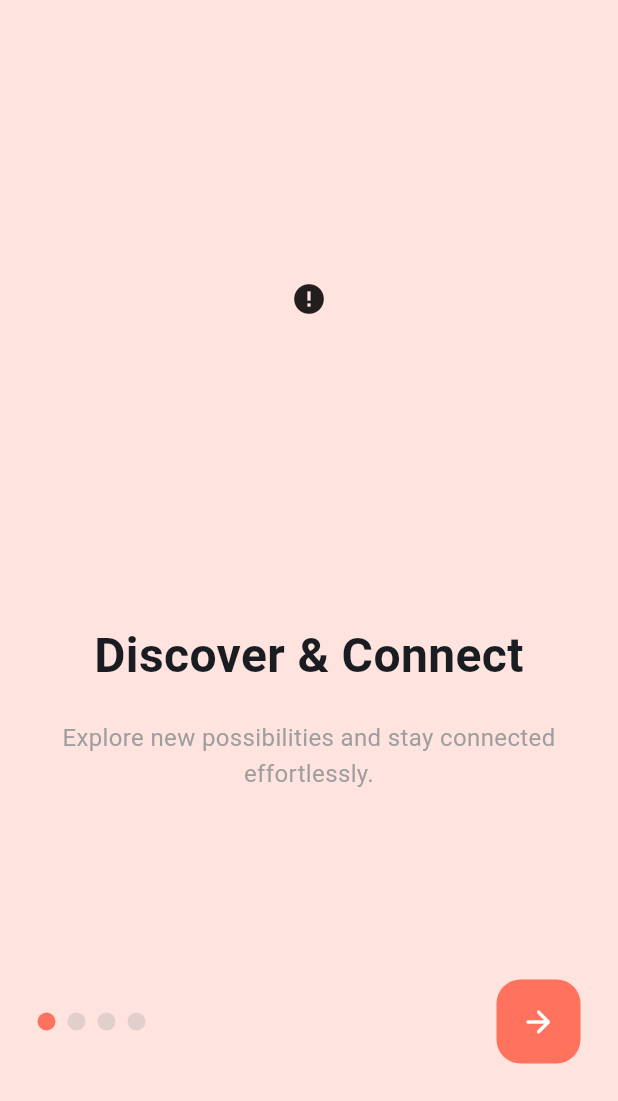
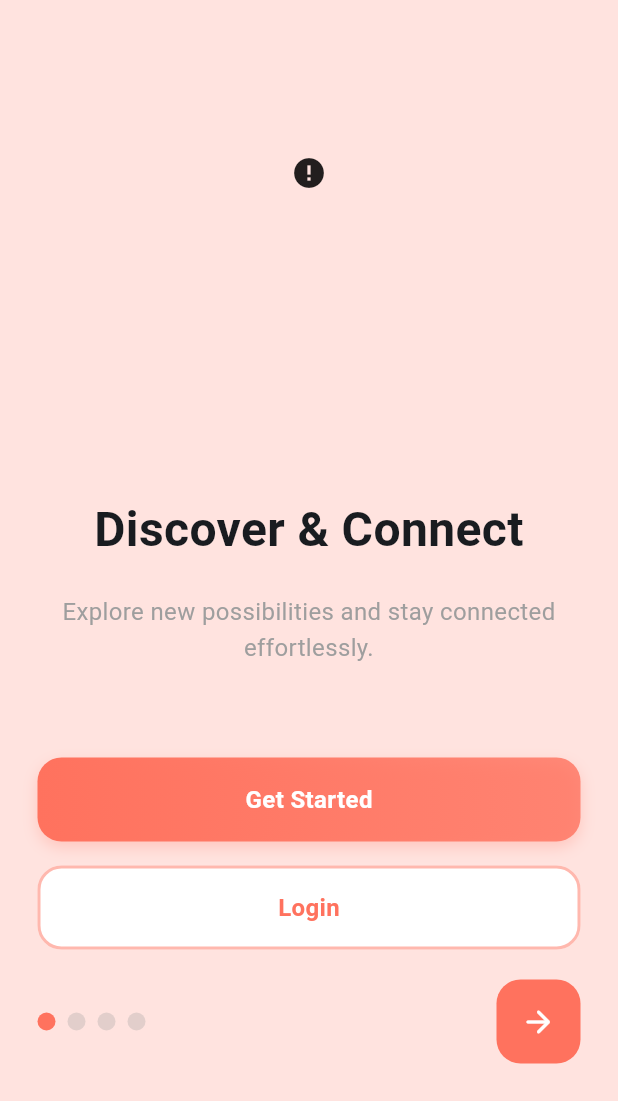
Before and after one commit to khayson/todo_app, a Flutter app: the screen it shows after launch, on a phone screen of 412 x 824 dp, the part 135-1236 px from its top. Run offline on Flutter 3.47's test engine with Material 3 defaults, Android fonts, the phone set to English and light mode, and no system bars; drawn by our look-alikes of cached_network_image; our stand-ins replace firebase_core, shared_preferences; accounts and stored records are empty; network calls fail.

Commit message:
Add welcome buttons to welcome screen page view

```diff
--- a/lib/screens/welcome_screen.dart
+++ b/lib/screens/welcome_screen.dart
@@ -8,6 +8,7 @@ import 'models/page_item.dart';
 import 'widgets/action_button.dart';
 import 'widgets/mascot_and_detail_container.dart';
 import 'widgets/pageview_bullets.dart';
+import 'widgets/welcome_buttons.dart';
 
 const _splashScreenBgAnimationDuration = 800;
 
@@ -141,16 +142,28 @@ class _WelcomeScreenState extends State<WelcomeScreen> {
                       controller: _pageController,
                       children: pageItemList
                           .map(
-                            (e) => MascotAndDetailContainer(
-                              pageItem: e,
+                            (e) => Column(
+                              children: [
+                                Expanded(
+                                  child: MascotAndDetailContainer(
+                                    pageItem: e,
+                                  ),
+                                ),
+                                WelcomeButtons(
+                                  primaryColor: e.primaryColor,
+                                ),
+                              ],
                             ),
                           )
                           .toList(),
                     ),
                   ),
                   Container(
-                    margin:
-                        const EdgeInsets.only(left: 25, right: 25, bottom: 25),
+                    margin: const EdgeInsets.only(
+                      left: 25,
+                      right: 25,
+                      bottom: 25,
+                    ),
                     child: Row(
                       children: [
                         PageViewBullets(
@@ -185,7 +198,7 @@ class _WelcomeScreenState extends State<WelcomeScreen> {
                   ),
                 ],
               ),
-              const AppLogo()
+              const AppLogo(),
             ],
           ),
         ),
--- /dev/null
+++ b/lib/screens/widgets/welcome_buttons.dart
@@ -0,0 +1,97 @@
+import 'package:flutter/material.dart';
+
+class WelcomeButtons extends StatelessWidget {
+  final Color primaryColor;
+
+  const WelcomeButtons({
+    super.key,
+    required this.primaryColor,
+  });
+
+  @override
+  Widget build(BuildContext context) {
+    return Container(
+      padding: const EdgeInsets.symmetric(horizontal: 25, vertical: 20),
+      child: Column(
+        mainAxisSize: MainAxisSize.min,
+        children: [
+          Container(
+            width: double.infinity,
+            height: 56,
+            margin: const EdgeInsets.only(bottom: 16),
+            decoration: BoxDecoration(
+              gradient: LinearGradient(
+                colors: [
+                  primaryColor,
+                  primaryColor.withOpacity(0.8),
+                ],
+                begin: Alignment.centerLeft,
+                end: Alignment.centerRight,
+              ),
+              borderRadius: BorderRadius.circular(16),
+              boxShadow: [
+                BoxShadow(
+                  color: primaryColor.withOpacity(0.25),
+                  blurRadius: 8,
+                  offset: const Offset(0, 4),
+                ),
+              ],
+            ),
+            child: Material(
+              color: Colors.transparent,
+              child: InkWell(
+                onTap: () {
+                  // TODO: Implement get started action
+                  print('Get Started tapped');
+                },
+                borderRadius: BorderRadius.circular(16),
+                child: const Center(
+                  child: Text(
+                    'Get Started',
+                    style: TextStyle(
+                      color: Colors.white,
+                      fontSize: 16,
+                      fontWeight: FontWeight.w600,
+                    ),
+                  ),
+                ),
+              ),
+            ),
+          ),
+          Container(
+            width: double.infinity,
+            height: 56,
+            decoration: BoxDecoration(
+              color: Colors.white,
+              borderRadius: BorderRadius.circular(16),
+              border: Border.all(
+                color: primaryColor.withOpacity(0.5),
+                width: 2,
+              ),
+            ),
+            child: Material(
+              color: Colors.transparent,
+              child: InkWell(
+                onTap: () {
+                  // TODO: Implement login action
+                  print('Login tapped');
+                },
+                borderRadius: BorderRadius.circular(16),
+                child: Center(
+                  child: Text(
+                    'Login',
+                    style: TextStyle(
+                      color: primaryColor,
+                      fontSize: 16,
+                      fontWeight: FontWeight.w600,
+                    ),
+                  ),
+                ),
+              ),
+            ),
+          ),
+        ],
+      ),
+    );
+  }
+}
```
